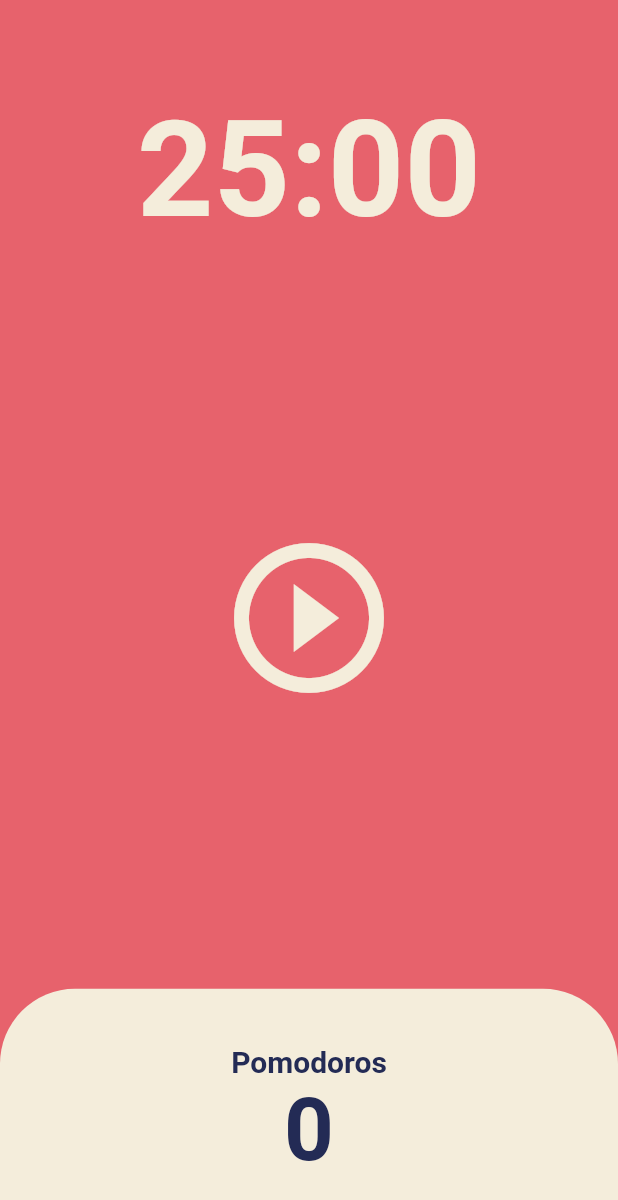
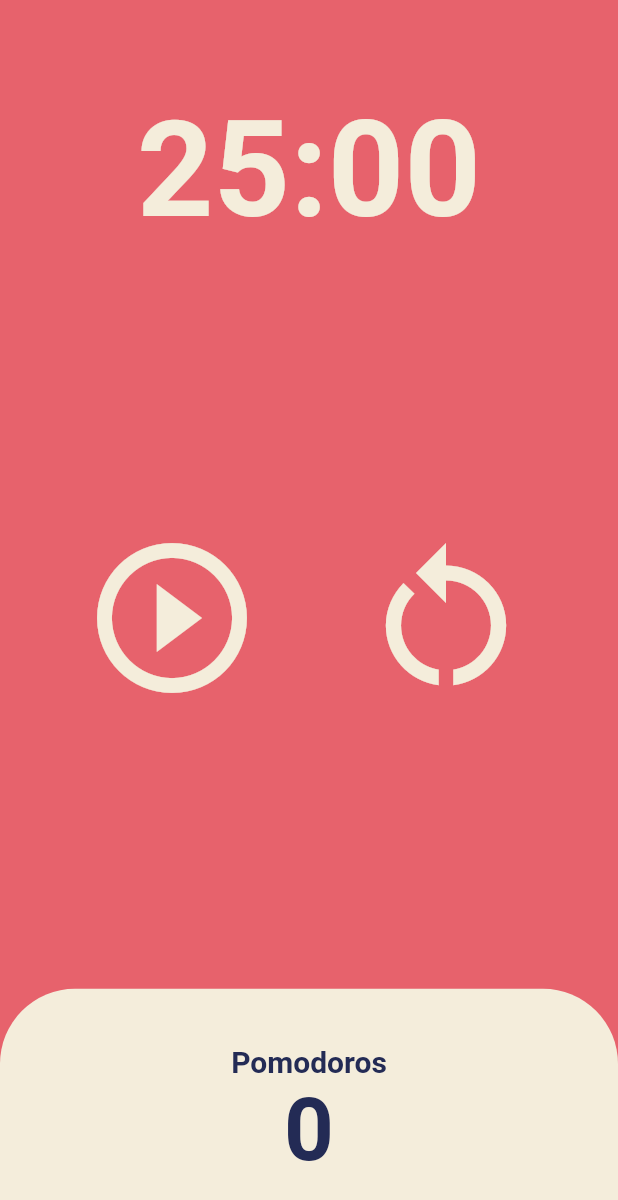
Before and after one commit to wonjangcloud9/pomodoro, a Flutter app: the screen it shows after launch, on a phone screen of 412 x 824 dp. Shown: the top 1200 px of the screen. Run offline on Flutter 3.47's test engine with Material 2 defaults, Android fonts, the phone set to English and light mode, and no system bars.

```diff
--- a/lib/screens/home_screen.dart
+++ b/lib/screens/home_screen.dart
@@ -31,6 +31,15 @@ class _HomeScreenState extends State<HomeScreen> {
 
         timer.cancel();
       }
+    });
+  }
+
+  void onResetPressed() {
+    timer.cancel();
+    setState(() {
+      totalSeconds = twentyFiveMinutes;
+      isRunning = false;
+      totalPomodoros = 0;
     });
   }
 
@@ -78,7 +87,10 @@ class _HomeScreenState extends State<HomeScreen> {
           ),
           Flexible(
             flex: 3,
-            child: Center(
+            child: Row(
+              mainAxisAlignment: MainAxisAlignment.spaceEvenly,
+              children: [
+                Center(
                   child: IconButton(
                     iconSize: 120,
                     color: Theme.of(context).cardColor,
@@ -91,6 +103,18 @@ class _HomeScreenState extends State<HomeScreen> {
                           : Icons.play_circle_outline,
                     ),
                   ),
+                ),
+                Center(
+                  child: IconButton(
+                    iconSize: 120,
+                    color: Theme.of(context).cardColor,
+                    onPressed: () {
+                      onResetPressed();
+                    },
+                    icon: const Icon(Icons.restart_alt),
+                  ),
+                ),
+              ],
             ),
           ),
           Flexible(
```
Lines whose indentation alone changed are shown as unchanged.
